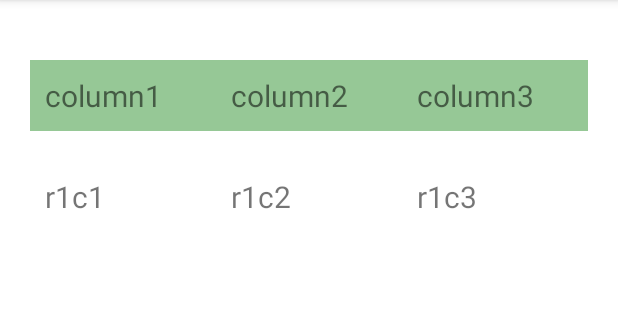
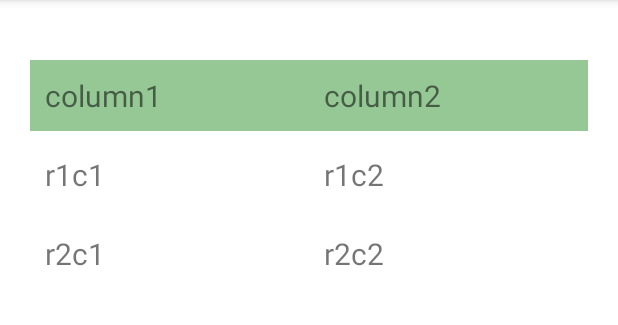
Before and after one commit to WestinMarcus/MATIG, an Android app: the StoresActivity screen opened directly, with no data from a screen before it, on a phone screen of 412 x 824 dp, the part 84-409 px from its top. Run offline under Robolectric (Android 15) with nearby library versions, the phone set to English and light mode, and no system bars; our stand-ins replace Firebase (no records; nobody signed in at launch, a user with empty details on screens opened directly).

Commit message:
storeList + storeAdressList

```diff
--- a/app/src/main/java/com/example/groceryapp/StoresActivity.kt
+++ b/app/src/main/java/com/example/groceryapp/StoresActivity.kt
@@ -17,7 +17,34 @@ class StoresActivity : AppCompatActivity() {
         //-------------------------------------------------
         //adds new users collection with new document containing a user
         val db = Firebase.firestore
+        val storeList = mutableListOf<String>()
+        val storeAdressList = mutableListOf<String>()
 
+        db.collection("store list").document("Butik info").collection("Coop")
+            .get()
+            // result gets all documents in collection
+            .addOnSuccessListener { result ->
+                for (document in result)
+                {
+                    storeList.add(document.id)
+                    storeAdressList.add(document.getString("Adress") ?: "default")
+
+                    Log.d(TAG, "${document.id} => ${document.data}")
+                }
+                // print storeList
+                for((index, storeName) in storeList.withIndex())
+                {
+                    Log.i(TAG, "store at index: $index is $storeName")
+                }
+
+                for((index, storeAdress) in storeAdressList.withIndex())
+                {
+                    Log.i(TAG, "store at index: $index is $storeAdress")
+                }
+            }
+            .addOnFailureListener { exception ->
+                Log.w(TAG, "Error getting documents.", exception)
+            }
 
     }
 
--- a/app/src/main/res/layout/activity_stores.xml
+++ b/app/src/main/res/layout/activity_stores.xml
@@ -27,9 +27,7 @@
                 android:layout_weight="4"
                 android:padding="10sp"
                 android:text="column1"
-                android:textSize="20sp"
-
-                />
+                android:textSize="20sp"/>
 
             <TextView
                 android:layout_width="0dp"
@@ -41,22 +39,12 @@
                 android:text="column2"
                 android:textSize="20sp" />
 
-            <TextView
-                android:layout_width="0dp"
-                android:layout_height="wrap_content"
-                android:layout_column="1"
-                android:layout_gravity="center_horizontal"
-                android:layout_weight="4"
-                android:padding="10sp"
-                android:text="column3"
-                android:textSize="20sp" />
-
         </TableRow>
 
         <TableRow
             android:layout_width="match_parent"
             android:layout_height="match_parent"
-            android:layout_marginTop="20dp">
+            android:layout_marginTop="5dp">
 
             <TextView
                 android:layout_width="0dp"
@@ -66,9 +54,7 @@
                 android:layout_weight="4"
                 android:padding="10sp"
                 android:text="r1c1"
-                android:textSize="20sp"
-
-                />
+                android:textSize="20sp" />
 
             <TextView
                 android:layout_width="0dp"
@@ -80,6 +66,12 @@
                 android:text="r1c2"
                 android:textSize="20sp" />
 
+        </TableRow>
+        <TableRow
+            android:layout_width="match_parent"
+            android:layout_height="match_parent"
+            android:layout_marginTop="5dp">
+
             <TextView
                 android:layout_width="0dp"
                 android:layout_height="wrap_content"
@@ -87,7 +79,17 @@
                 android:layout_gravity="center_horizontal"
                 android:layout_weight="4"
                 android:padding="10sp"
-                android:text="r1c3"
+                android:text="r2c1"
+                android:textSize="20sp"/>
+
+            <TextView
+                android:layout_width="0dp"
+                android:layout_height="wrap_content"
+                android:layout_column="1"
+                android:layout_gravity="center_horizontal"
+                android:layout_weight="4"
+                android:padding="10sp"
+                android:text="r2c2"
                 android:textSize="20sp" />
 
         </TableRow>
```
